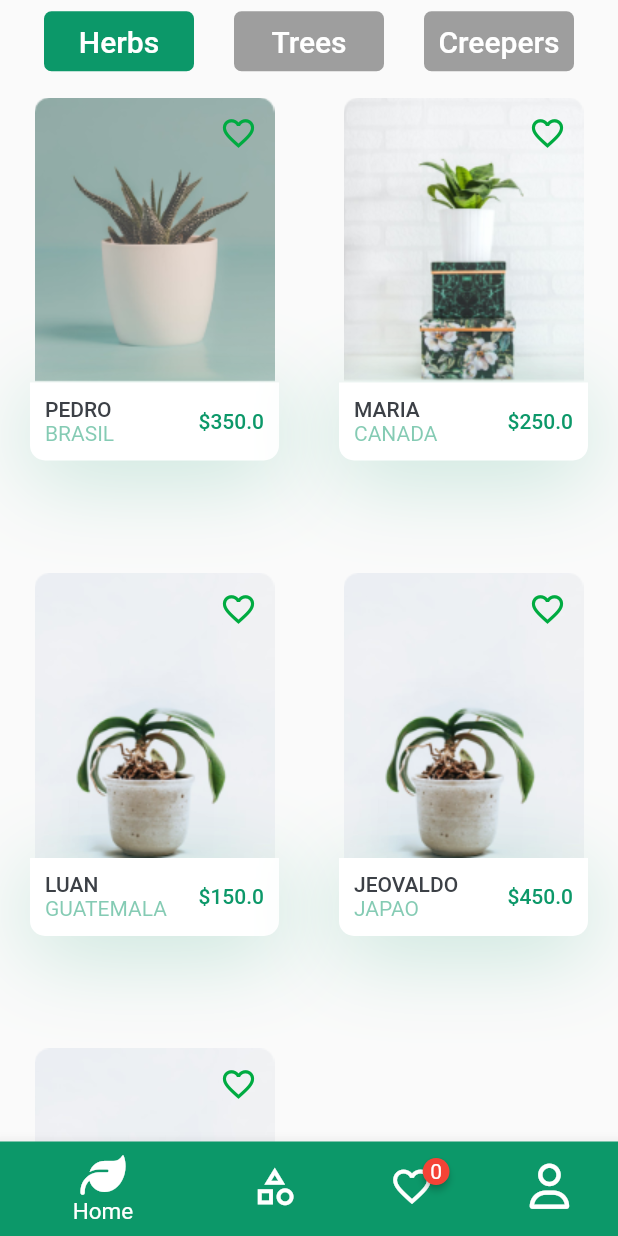
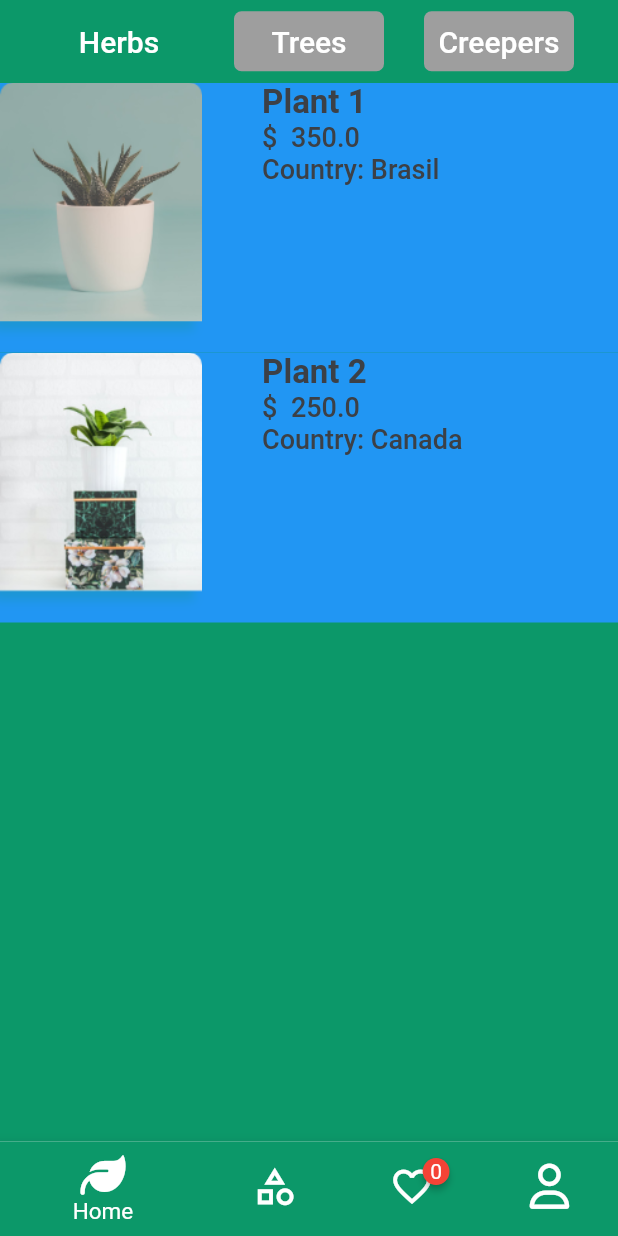
Before and after one commit to pedrooruass/ST_plant_shop, a Flutter app: the screen it shows after launch, swiped to page 2, on a phone screen of 412 x 824 dp. Run offline on Flutter 3.47's test engine with Material 2 defaults, Android fonts, the phone set to English and light mode, and no system bars; drawn by our look-alikes of badges; our stand-ins replace flutter_svg, font_awesome_flutter.

```diff
--- a/lib/application/providers/plant_list_provider.dart
+++ b/lib/application/providers/plant_list_provider.dart
@@ -8,40 +8,39 @@ class PlantListProvider extends ChangeNotifier {
       id: '1',
       categoryId: Category(id: '1'),
       imageAsset: 'assets/images/image_1.png',
-      name: 'Pedro',
+      name: 'Plant 1',
       price: 350,
       country: 'Brasil',
     ),
-
     '2': Plant(
       id: '2',
       categoryId: Category(id: '1'),
       imageAsset: 'assets/images/image_2.png',
-      name: 'Maria',
+      name: 'Plant 2',
       price: 250,
       country: 'Canada',
     ),
     '3': Plant(
       id: '3',
-      categoryId: Category(id: '1'),
+      categoryId: Category(id: '2'),
       imageAsset: 'assets/images/image_3.png',
-      name: 'Luan',
+      name: 'Plant 3',
       price: 150,
       country: 'Guatemala',
     ),
     '4': Plant(
       id: '4',
-      categoryId: Category(id: '1'),
+      categoryId: Category(id: '2'),
       imageAsset: 'assets/images/image_3.png',
-      name: 'Jeovaldo',
+      name: 'Plant 4',
       price: 450,
       country: 'Japao',
     ),
     '5': Plant(
       id: '5',
-      categoryId: Category(id: '1'),
+      categoryId: Category(id: '3'),
       imageAsset: 'assets/images/image_3.png',
-      name: 'Karla',
+      name: 'Plant 5',
       price: 650,
       country: 'Chile',
     ),
@@ -82,7 +81,9 @@ class PlantListProvider extends ChangeNotifier {
 
   List<Plant> searchPlants(String plantName) {
     return plants.values
-        .where((plant) => plant.name.toLowerCase().startsWith(plantName))
+        .where(
+          (plant) => plant.name.toLowerCase().startsWith(plantName),
+        )
         .toList();
   }
 }
--- /dev/null
+++ b/lib/ui/features/categories/sub_pages/category_page.dart
@@ -0,0 +1,120 @@
+import 'package:flutter/material.dart';
+import 'package:font_awesome_flutter/font_awesome_flutter.dart';
+import 'package:provider/provider.dart';
+import 'package:training_app_clean/application/providers/favorite_plant_list_provider.dart';
+import 'package:training_app_clean/application/providers/plant_list_provider.dart';
+import 'package:training_app_clean/application/providers/recommended_plant_list_provider.dart';
+import 'package:training_app_clean/domain/entities/category.dart';
+import 'package:training_app_clean/domain/entities/plant.dart';
+import 'package:training_app_clean/ui/features/widgets/constants.dart';
+
+class CategoryPage extends StatelessWidget {
+  const CategoryPage({
+    Key? key,
+    required this.category,
+  }) : super(key: key);
+
+  final Category category;
+  @override
+  Widget build(BuildContext context) {
+    return Consumer<PlantListProvider>(builder: (BuildContext context,
+        PlantListProvider plantListProvider, Widget? child) {
+      return Consumer<FavoritePlantListProvider>(builder: (BuildContext context,
+          FavoritePlantListProvider favoritePlantListProvider, Widget? child) {
+        return Consumer<RecommendedPlantListProvider>(builder:
+            (BuildContext context,
+                RecommendedPlantListProvider recommendedPlantListProvider,
+                Widget? child) {
+          return ListView.builder(
+            itemCount: plantListProvider
+                .categoryPlant(
+                  category, // try to do like this, to make it grabbing the same value from the plant: plantListProvider.plants[index].categoryId
+                )
+                .length,
+            itemBuilder: (context, index) {
+              Plant plant = plantListProvider.categoryPlant(category)[index];
+              return Container(
+                padding: const EdgeInsets.only(bottom: defaultPadding),
+                height: 180,
+                color: Colors.blue,
+                child: Row(
+                  crossAxisAlignment: CrossAxisAlignment.start,
+                  children: [
+                    Container(
+                      decoration: BoxDecoration(
+                        boxShadow: [
+                          BoxShadow(
+                            color: primaryColor.withOpacity(0.23),
+                            offset: const Offset(-5, 5),
+                            blurRadius: 5,
+                          ),
+                        ],
+                      ),
+                      child: Image.asset(plant.imageAsset),
+                    ),
+                    const SizedBox(
+                      width: defaultPadding * 2,
+                    ),
+                    Column(
+                      crossAxisAlignment: CrossAxisAlignment.start,
+                      children: [
+                        Text(
+                          plant.name,
+                          style: const TextStyle(
+                            fontWeight: FontWeight.bold,
+                            fontSize: 22,
+                          ),
+                        ),
+                        Text(
+                          '\$\t\t${plant.price}',
+                          style: const TextStyle(
+                            fontWeight: FontWeight.w500,
+                            fontSize: 18,
+                          ),
+                        ),
+                        Text(
+                          'Country: ${plant.country}',
+                          style: const TextStyle(
+                            fontWeight: FontWeight.w500,
+                            fontSize: 18,
+                          ),
+                        ),
+                      ],
+                    ),
+                  ],
+                ),
+              );
+            },
+          );
+        });
+      });
+    });
+  }
+}
+
+/// Use this layout for the more pages, where it shows all the plants
+
+// GridView.builder(
+//             // padding: const EdgeInsets.all(defaultPadding / 5 + 4),
+//             gridDelegate: const SliverGridDelegateWithFixedCrossAxisCount(
+//               crossAxisCount: 2,
+//               childAspectRatio: 0.65,
+//             ),
+//             itemCount: plantListProvider
+//                 .categoryPlant(
+//                   category, // try to do like this, to make it grabbing the same value from the plant: plantListProvider.plants[index].categoryId
+//                 )
+//                 .length,
+//             itemBuilder: (context, index) {
+//               // Plant plant = plantListProvider.plants[]!;
+//               Plant plant = plantListProvider.categoryPlant(category)[index];
+//               return PlantCard(
+//                 plant: plant,
+//                 isPlantFavorite:
+//                     favoritePlantListProvider.isPlantFavorite(plant.id),
+//                 onClickFavorite: () {
+//                   favoritePlantListProvider.togglePlantFavorite(plant.id);
+//                 },
+//               );
+//             },
+//           );
--- a/lib/ui/features/pages/categories/sub_pages/category_page.dart
+++ /dev/null
@@ -1,55 +0,0 @@
-import 'package:flutter/material.dart';
-import 'package:provider/provider.dart';
-import 'package:training_app_clean/application/providers/favorite_plant_list_provider.dart';
-import 'package:training_app_clean/application/providers/plant_list_provider.dart';
-import 'package:training_app_clean/application/providers/recommended_plant_list_provider.dart';
-import 'package:training_app_clean/domain/entities/category.dart';
-import 'package:training_app_clean/domain/entities/plant.dart';
-import 'package:training_app_clean/ui/features/widgets/plant_card.dart';
-
-class CategoryPage extends StatelessWidget {
-  const CategoryPage({
-    Key? key,
-    required this.category,
-  }) : super(key: key);
-
-  final Category category;
-  @override
-  Widget build(BuildContext context) {
-    return Consumer<PlantListProvider>(builder: (BuildContext context,
-        PlantListProvider plantListProvider, Widget? child) {
-      return Consumer<FavoritePlantListProvider>(builder: (BuildContext context,
-          FavoritePlantListProvider favoritePlantListProvider, Widget? child) {
-        return Consumer<RecommendedPlantListProvider>(builder:
-            (BuildContext context,
-                RecommendedPlantListProvider recommendedPlantListProvider,
-                Widget? child) {
-          return GridView.builder(
-            // padding: const EdgeInsets.all(defaultPadding / 5 + 4),
-            gridDelegate: const SliverGridDelegateWithFixedCrossAxisCount(
-              crossAxisCount: 2,
-              childAspectRatio: 0.65,
-            ),
-            itemCount: plantListProvider
-                .categoryPlant(
-                  category, // try to do like this, to make it grabbing the same value from the plant: plantListProvider.plants[index].categoryId
-                )
-                .length,
-            itemBuilder: (context, index) {
-              // Plant plant = plantListProvider.plants[]!;
-              Plant plant = plantListProvider.categoryPlant(category)[index];
-              return PlantCard(
-                plant: plant,
-                isPlantFavorite:
-                    favoritePlantListProvider.isPlantFavorite(plant.id),
-                onClickFavorite: () {
-                  favoritePlantListProvider.togglePlantFavorite(plant.id);
-                },
-              );
-            },
-          );
-        });
-      });
-    });
-  }
-}
--- a/lib/ui/features/pages/details/details_page.dart
+++ b/lib/ui/features/pages/details/details_page.dart
@@ -4,8 +4,8 @@ import 'package:training_app_clean/ui/features/pages/details/widgets/details_buy
 import 'package:training_app_clean/ui/features/pages/details/widgets/details_image_and_icons.dart';
 import 'package:training_app_clean/ui/features/pages/details/widgets/details_title_and_price.dart';
 
-class DetailsPage extends StatelessWidget {
-  const DetailsPage({
+class PlantDetailsPage extends StatelessWidget {
+  const PlantDetailsPage({
     Key? key,
     required this.plant,
   }) : super(key: key);
--- a/lib/ui/features/screens/category/category_screen.dart
+++ b/lib/ui/features/screens/category/category_screen.dart
@@ -19,8 +19,9 @@ class _CategoryScreenState extends State<CategoryScreen> {
   Widget build(BuildContext context) {
     final pageController = PageController(initialPage: 0);
     return Scaffold(
+        backgroundColor: primaryColor,
       appBar: UniversalAppBar(
-        backgroundColor: Colors.transparent,
+        backgroundColor: primaryColor,
         haveLeading: false,
         isTextString: false,
         title: Row(
--- a/lib/ui/features/screens/category/widget/page_route_app_bar.dart
+++ b/lib/ui/features/screens/category/widget/page_route_app_bar.dart
@@ -1,6 +1,7 @@
 import 'package:flutter/material.dart';
 import 'package:training_app_clean/domain/entities/category.dart';
-import 'package:training_app_clean/ui/features/pages/categories/sub_pages/category_page.dart';
+import 'package:training_app_clean/ui/features/categories/sub_pages/category_page.dart';
+
 class PageRouteAppBar extends StatelessWidget {
   PageRouteAppBar({
     Key? key,
--- a/lib/ui/features/screens/favorites/favorites_screen.dart
+++ b/lib/ui/features/screens/favorites/favorites_screen.dart
@@ -1,6 +1,5 @@
 import 'package:flutter/material.dart';
 import 'package:training_app_clean/ui/features/screens/favorites/widgets/favorites_body.dart';
-import 'package:training_app_clean/ui/features/screens/main/main_screen.dart';
 import 'package:training_app_clean/ui/features/widgets/constants.dart';
 import 'package:training_app_clean/ui/features/widgets/universal_app_bar.dart';
 
@@ -11,7 +10,7 @@ class FavoritesScreen extends StatelessWidget {
   Widget build(BuildContext context) {
     return Scaffold(
       appBar: UniversalAppBar(
-        backgroundColor: secondaryColor,
+        backgroundColor: primaryColor,
         title: 'Favorites',
         haveCart: true,
       ),
--- a/lib/ui/features/screens/favorites/widgets/favorites_body.dart
+++ b/lib/ui/features/screens/favorites/widgets/favorites_body.dart
@@ -33,7 +33,7 @@ class FavoritesBody extends StatelessWidget {
                   margin: const EdgeInsets.only(bottom: defaultPadding),
                   alignment: Alignment.center,
                   decoration: BoxDecoration(
-                    color: secondaryColor,
+                    color: primaryColor,
                     borderRadius: const BorderRadius.all(
                       Radius.circular(10),
                     ),
--- /dev/null
+++ b/lib/ui/features/screens/home/widgets/custom_search_delegate.dart
@@ -0,0 +1,111 @@
+import 'package:flutter/material.dart';
+import 'package:training_app_clean/domain/entities/plant.dart';
+import 'package:training_app_clean/ui/features/pages/details/details_page.dart';
+import 'package:training_app_clean/ui/features/widgets/constants.dart';
+
+class CustomSearchDelegate extends SearchDelegate {
+  CustomSearchDelegate({
+    required this.plantList,
+  });
+// Demo list to show querying
+  List<Plant> plantList;
+
+
+
+@override
+TextStyle? get searchFieldStyle => const TextStyle(
+  color: primaryColor,
+);
+
+// first overwrite to
+// clear the search text
+  @override
+  List<Widget>? buildActions(BuildContext context) {
+    return [
+      IconButton(
+        onPressed: () {
+          query = '';
+        },
+        icon: Icon(
+          Icons.clear,
+          color: Colors.red,
+        ),
+      ),
+    ];
+  }
+
+// second overwrite to pop out of search menu
+  @override
+  Widget? buildLeading(BuildContext context) {
+    return IconButton(
+      onPressed: () {
+        close(context, null);
+      },
+      icon: Icon(
+        Icons.arrow_back,
+        color: primaryColor,
+      ),
+    );
+  }
+
+// third overwrite to show query result
+  @override
+  Widget buildResults(BuildContext context) {
+    List<Plant> matchQuery = plantList
+        .where(
+          (plant) => plant.name.toLowerCase().startsWith(query.toLowerCase()),
+        )
+        .toList();
+    return ListView.builder(
+      itemCount: matchQuery.length,
+      itemBuilder: (context, index) {
+        Plant plant = matchQuery[index];
+        return ListTile(
+          leading: CircleAvatar(
+            backgroundImage: AssetImage(plant.imageAsset),
+          ),
+          title: Text(plant.name),
+          subtitle: Text(plant.country),
+          trailing: Text(
+            plant.price.toString(),
+          ),
+        );
+      },
+    );
+  }
+
+// last overwrite to show the
+// querying process at the runtime
+  @override
+  Widget buildSuggestions(BuildContext context) {
+    List<Plant> matchQuery = plantList
+        .where(
+          (plant) => plant.name.toLowerCase().startsWith(query.toLowerCase()),
+        )
+        .toList();
+    return ListView.builder(
+      itemCount: matchQuery.length,
+      itemBuilder: (context, index) {
+        Plant plant = matchQuery[index];
+        return ListTile(
+          leading: CircleAvatar(
+            backgroundImage: AssetImage(plant.imageAsset),
+          ),
+          title: Text(plant.name),
+          subtitle: Text(plant.country),
+          trailing: Text(
+            '\$ ${plant.price}',
+          ),
+          onTap: () {
+            Navigator.push(
+              context,
+              MaterialPageRoute(
+                builder: (context) => PlantDetailsPage(plant: plant),
+              ),
+            );
+          },
+        );
+      },
+    );
+  }
+}
--- a/lib/ui/features/screens/main/main_screen.dart
+++ b/lib/ui/features/screens/main/main_screen.dart
@@ -1,4 +1,3 @@
-import 'package:badges/badges.dart';
 import 'package:flutter/material.dart';
 import 'package:font_awesome_flutter/font_awesome_flutter.dart';
 import 'package:provider/provider.dart';
@@ -6,8 +5,6 @@ import 'package:training_app_clean/application/providers/favorite_plant_list_pro
 import 'package:training_app_clean/application/providers/featured_plant_list_provider.dart';
 import 'package:training_app_clean/application/providers/plant_list_provider.dart';
 import 'package:training_app_clean/application/providers/recommended_plant_list_provider.dart';
-import 'package:training_app_clean/ui/features/pages/search_page.dart';
-import 'package:training_app_clean/ui/features/pages/search_try.dart';
 import 'package:training_app_clean/ui/features/screens/category/category_screen.dart';
 import 'package:training_app_clean/ui/features/screens/favorites/favorites_screen.dart';
 import 'package:training_app_clean/ui/features/screens/home/home_screen.dart';
@@ -112,7 +109,7 @@ class _MainScreenState extends State<MainScreen> {
                       favoritePlantListProvider.plantIds.length.toString(),
                 ),
                 label: 'Favorites',
-                backgroundColor: secondaryColor,
+                backgroundColor: primaryColor,
               ),
               const BottomNavigationBarItem(
                 icon: Icon(FontAwesomeIcons.user),
--- a/lib/ui/features/widgets/plant_card.dart
+++ b/lib/ui/features/widgets/plant_card.dart
@@ -47,7 +47,7 @@ class PlantCard extends StatelessWidget {
               Navigator.push(
                 context,
                 MaterialPageRoute(
-                  builder: (context) => DetailsPage(
+                  builder: (context) => PlantDetailsPage(
                     plant: plant,
                   ),
                 ),
```
Also changed, not shown: lib/ui/features/pages/search_page.dart (deleted, +0 -38 lines), lib/ui/features/pages/search_try.dart (deleted, +0 -98 lines), lib/ui/features/screens/home/widgets/header_with_search_box.dart (+10 -5 lines).
